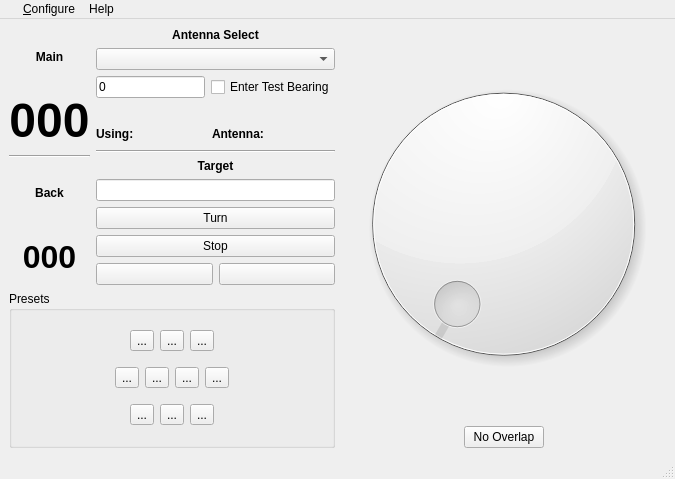
The window that mqt/MqtRotator/rotatormainwindow.ui (Rsclub22/Minos2-Mirror) describes before a commit, drawn with Qt 5.
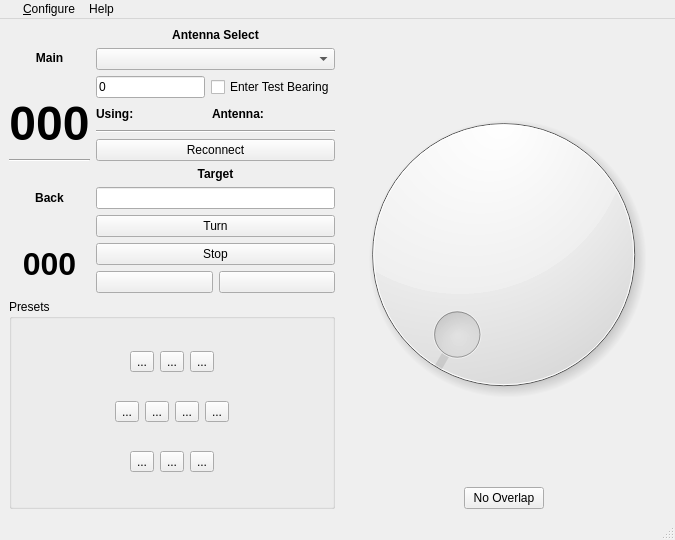
The same window after the commit. Custom widgets are drawn as their Qt base class.

Commit message: Add rotator reconnect

```diff
--- a/mqt/MqtRotator/rotatormainwindow.ui
+++ b/mqt/MqtRotator/rotatormainwindow.ui
@@ -10,7 +10,7 @@
     <x>0</x>
     <y>0</y>
     <width>675</width>
-    <height>479</height>
+    <height>540</height>
    </rect>
   </property>
   <property name="windowTitle">
@@ -28,7 +28,6 @@
            <widget class="QLabel" name="Main">
             <property name="font">
              <font>
-              <weight>75</weight>
               <bold>true</bold>
              </font>
             </property>
@@ -45,7 +44,6 @@
             <property name="font">
              <font>
               <pointsize>36</pointsize>
-              <weight>75</weight>
               <bold>true</bold>
              </font>
             </property>
@@ -68,7 +66,6 @@
            <widget class="QLabel" name="Back">
             <property name="font">
              <font>
-              <weight>75</weight>
               <bold>true</bold>
              </font>
             </property>
@@ -85,7 +82,6 @@
             <property name="font">
              <font>
               <pointsize>24</pointsize>
-              <weight>75</weight>
               <bold>true</bold>
              </font>
             </property>
@@ -140,20 +136,12 @@
               </item>
              </layout>
             </item>
-            <item>
-             <widget class="QLabel" name="label">
-              <property name="text">
-               <string/>
-              </property>
-             </widget>
-            </item>
             <item>
              <layout class="QHBoxLayout" name="horizontalLayout_8">
               <item>
                <widget class="QLabel" name="usinglbl">
                 <property name="font">
                  <font>
-                  <weight>75</weight>
                   <bold>true</bold>
                  </font>
                 </property>
@@ -166,7 +154,6 @@
                <widget class="QLabel" name="usingLibText">
                 <property name="font">
                  <font>
-                  <weight>50</weight>
                   <bold>false</bold>
                  </font>
                 </property>
@@ -192,7 +179,6 @@
                <widget class="QLabel" name="antNameDispLbl">
                 <property name="font">
                  <font>
-                  <weight>75</weight>
                   <bold>true</bold>
                  </font>
                 </property>
@@ -230,11 +216,17 @@
               </property>
              </widget>
             </item>
+            <item>
+             <widget class="QPushButton" name="reconnectPushButton">
+              <property name="text">
+               <string>Reconnect</string>
+              </property>
+             </widget>
+            </item>
             <item>
              <widget class="QLabel" name="label_4">
               <property name="font">
                <font>
-                <weight>75</weight>
                 <bold>true</bold>
                </font>
               </property>
```
Left out of the diff: 3 changed lines with no effect on the pictures. The commit also changes 2 other files.
